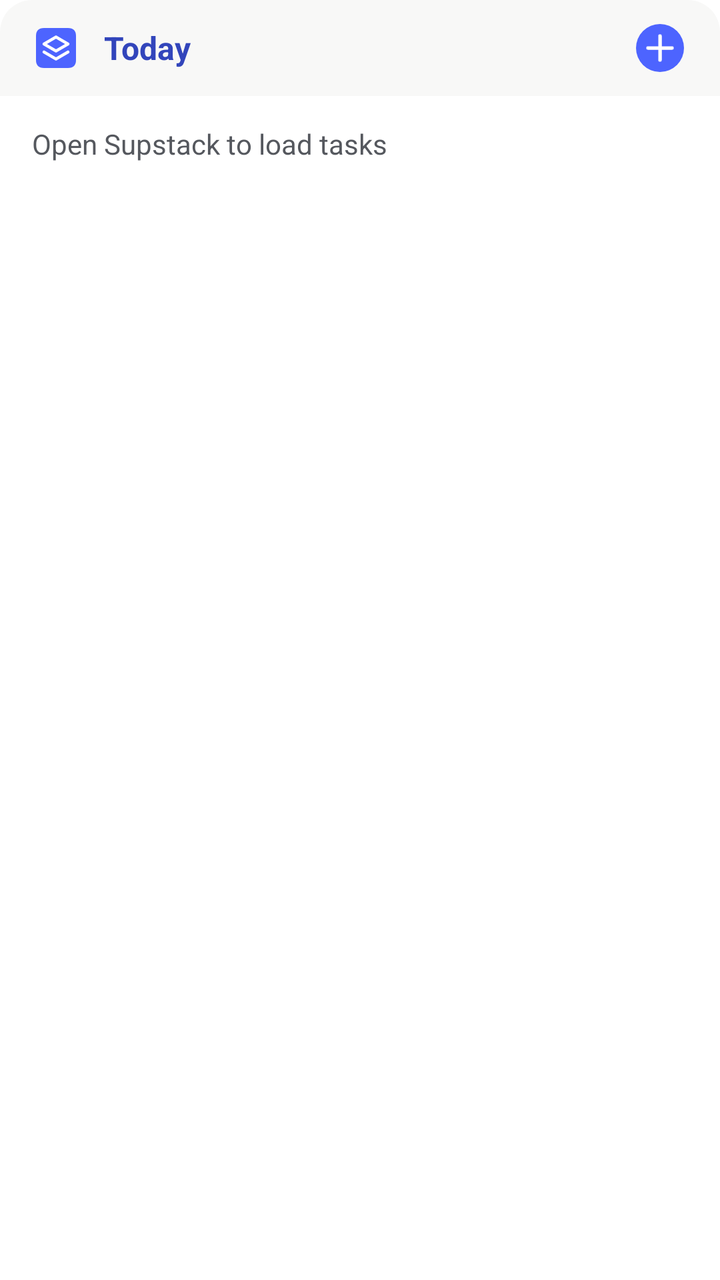
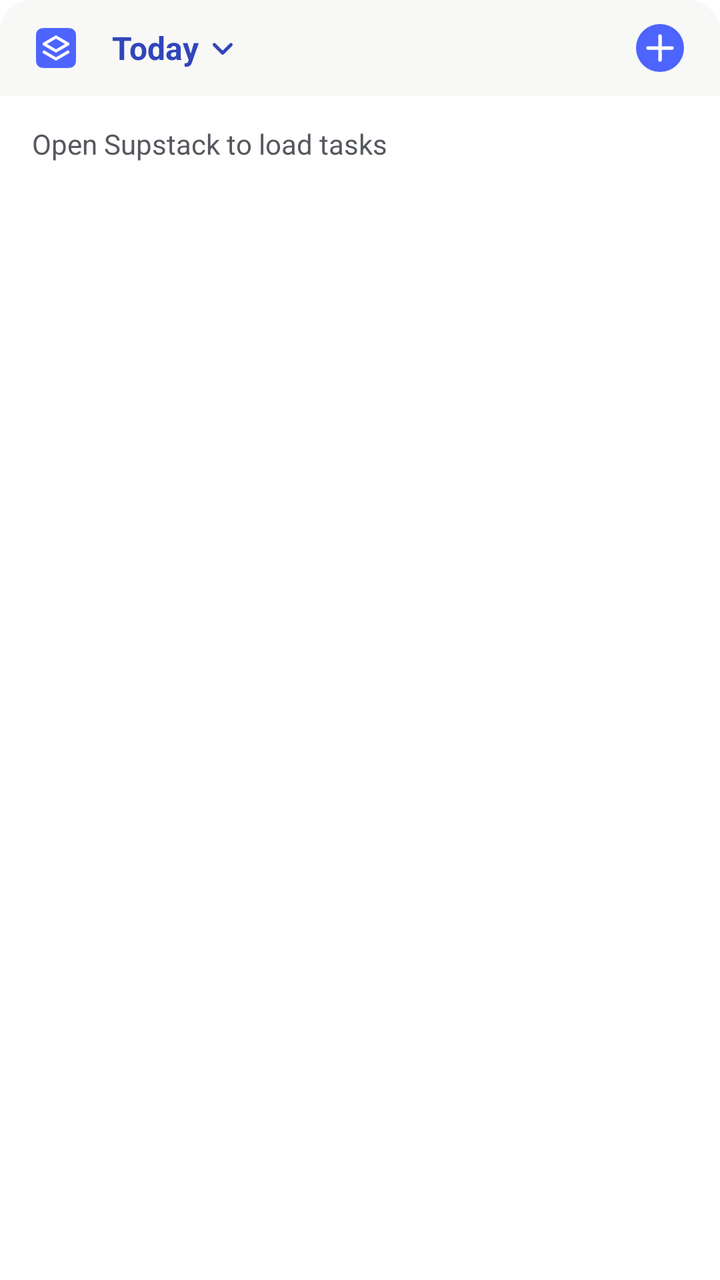

Before-and-after screenshots of an Android layout around one commit, followed by the original layout XML and the change that was made.
<!-- AndroidManifest.xml: fallback theme Theme.MaterialComponents.DayNight.NoActionBar -->
<!-- res/layout/task_widget.xml -->
<?xml version="1.0" encoding="utf-8"?>
<LinearLayout xmlns:android="http://schemas.android.com/apk/res/android"
    android:id="@android:id/background"
    android:layout_width="match_parent"
    android:layout_height="match_parent"
    android:background="@drawable/task_widget_surface"
    android:clipToOutline="true"
    android:orientation="vertical">

    <LinearLayout
        android:layout_width="match_parent"
        android:layout_height="wrap_content"
        android:background="@color/task_widget_header"
        android:gravity="center_vertical"
        android:orientation="horizontal"
        android:paddingEnd="6dp">

        <LinearLayout
            android:id="@+id/task_widget_title"
            android:layout_width="0dp"
            android:layout_height="wrap_content"
            android:layout_weight="1"
            android:accessibilityHeading="true"
            android:background="@drawable/task_widget_touch"
            android:contentDescription="@string/task_widget_today"
            android:gravity="center_vertical"
            android:importantForAccessibility="yes"
            android:minHeight="48dp"
            android:orientation="horizontal"
            android:paddingStart="16dp">

            <ImageView
                android:layout_width="24dp"
                android:layout_height="24dp"
                android:importantForAccessibility="no"
                android:src="@drawable/task_widget_mark" />

            <TextView
                android:layout_width="wrap_content"
                android:layout_height="wrap_content"
                android:layout_marginStart="12dp"
                android:ellipsize="end"
                android:importantForAccessibility="no"
                android:maxLines="1"
                android:text="@string/task_widget_today"
                android:textColor="@color/task_widget_accent"
                android:textSize="16sp"
                android:textStyle="bold" />
        </LinearLayout>

        <ImageButton
            android:id="@+id/task_widget_add"
            android:layout_width="48dp"
            android:layout_height="48dp"
            android:layout_marginStart="8dp"
            android:background="@drawable/task_widget_touch"
            android:contentDescription="@string/task_widget_add"
            android:scaleType="center"
            android:src="@drawable/task_widget_plus" />
    </LinearLayout>

    <ListView
        android:id="@+id/task_widget_list"
        android:layout_width="match_parent"
        android:layout_height="0dp"
        android:layout_weight="1"
        android:divider="@null"
        android:visibility="gone" />

    <TextView
        android:id="@+id/task_widget_status"
        android:layout_width="match_parent"
        android:layout_height="wrap_content"
        android:background="@drawable/task_widget_touch"
        android:gravity="center_vertical"
        android:minHeight="48dp"
        android:paddingStart="16dp"
        android:paddingEnd="16dp"
        android:text="@string/task_widget_first_load"
        android:textColor="@color/task_widget_muted"
        android:textSize="14sp" />
</LinearLayout>
<!-- resources referenced by this layout -->
<resources>
  <color name="task_widget_accent">#3245BB</color>
  <color name="task_widget_header">#F8F8F7</color>
  <color name="task_widget_muted">#55585E</color>
  <!-- drawable task_widget_mark (drawable) -->
  <?xml version="1.0" encoding="utf-8"?>
  <vector xmlns:android="http://schemas.android.com/apk/res/android"
      android:width="24dp" android:height="24dp" android:viewportWidth="24" android:viewportHeight="24">
      <path android:pathData="M6,2 H18 Q22,2 22,6 V18 Q22,22 18,22 H6 Q2,22 2,18 V6 Q2,2 6,2 Z"
          android:fillColor="@color/task_widget_action" />
      <path android:pathData="M6,10 L12,6.5 L18,10 L12,13.5 Z M6,14 L12,17.5 L18,14"
          android:strokeColor="@color/task_widget_on_action" android:strokeWidth="1.5"
          android:strokeLineJoin="round" android:strokeLineCap="round" />
  </vector>
  <!-- drawable task_widget_plus (drawable) -->
  <?xml version="1.0" encoding="utf-8"?>
  <vector xmlns:android="http://schemas.android.com/apk/res/android"
      android:width="24dp" android:height="24dp" android:viewportWidth="24" android:viewportHeight="24">
      <path android:pathData="M12,0 A12,12 0,1 1,12 24 A12,12 0,1 1,12 0 Z"
          android:fillColor="@color/task_widget_action" />
      <path android:pathData="M12,6 L12,18 M6,12 L18,12"
          android:strokeColor="@color/task_widget_on_action" android:strokeWidth="1.75" android:strokeLineCap="round" />
  </vector>
  <!-- drawable task_widget_surface (drawable) -->
  <?xml version="1.0" encoding="utf-8"?>
  <shape xmlns:android="http://schemas.android.com/apk/res/android">
      <solid android:color="@color/task_widget_surface" />
      <corners android:radius="16dp" />
  </shape>
  <!-- drawable task_widget_touch (drawable) -->
  <?xml version="1.0" encoding="utf-8"?>
  <ripple xmlns:android="http://schemas.android.com/apk/res/android"
      android:color="@color/task_widget_pressed">
      <item android:id="@android:id/mask" android:drawable="@android:color/white" />
  </ripple>
  <string name="task_widget_add">Add task</string>
  <string name="task_widget_first_load">Open Supstack to load tasks</string>
  <string name="task_widget_today">Today</string>
  <color name="task_widget_action">#4D64FF</color>
  <color name="task_widget_on_action">#FFFFFF</color>
  <color name="task_widget_surface">#FFFFFF</color>
  <color name="task_widget_pressed">#EBEEFF</color>
</resources>

<!-- the commit's change to res/layout/task_widget.xml (unified diff, before → after) -->
@@ -15,6 +15,17 @@
         android:orientation="horizontal"
         android:paddingEnd="6dp">
 
+        <ImageButton
+            android:id="@+id/task_widget_open"
+            android:layout_width="48dp"
+            android:layout_height="48dp"
+            android:layout_marginStart="4dp"
+            android:background="@drawable/task_widget_touch"
+            android:contentDescription="@string/task_widget_open"
+            android:scaleType="center"
+            android:src="@drawable/task_widget_mark" />
+
+        
         <LinearLayout
             android:id="@+id/task_widget_title"
             android:layout_width="0dp"
@@ -27,18 +38,13 @@
             android:importantForAccessibility="yes"
             android:minHeight="48dp"
             android:orientation="horizontal"
-            android:paddingStart="16dp">
-
-            <ImageView
-                android:layout_width="24dp"
-                android:layout_height="24dp"
-                android:importantForAccessibility="no"
-                android:src="@drawable/task_widget_mark" />
+            android:paddingStart="4dp"
+            android:paddingEnd="8dp">
 
             <TextView
+                android:id="@+id/task_widget_title_text"
                 android:layout_width="wrap_content"
                 android:layout_height="wrap_content"
-                android:layout_marginStart="12dp"
                 android:ellipsize="end"
                 android:importantForAccessibility="no"
                 android:maxLines="1"
@@ -46,6 +52,13 @@
                 android:textColor="@color/task_widget_accent"
                 android:textSize="16sp"
                 android:textStyle="bold" />
+
+            <ImageView
+                android:layout_width="20dp"
+                android:layout_height="20dp"
+                android:layout_marginStart="2dp"
+                android:importantForAccessibility="no"
+                android:src="@drawable/task_widget_switch" />
         </LinearLayout>
 
         <ImageButton
<!-- resource entries referenced after the edit -->
@@ -28,6 +28,14 @@
       <solid android:color="@color/task_widget_surface" />
       <corners android:radius="16dp" />
   </shape>
+  <!-- drawable task_widget_switch (drawable) -->
+  <?xml version="1.0" encoding="utf-8"?>
+  <vector xmlns:android="http://schemas.android.com/apk/res/android"
+      android:width="20dp" android:height="20dp" android:viewportWidth="24" android:viewportHeight="24">
+      <path android:pathData="M7,10 L12,15 L17,10"
+          android:strokeColor="@color/task_widget_accent" android:strokeWidth="2"
+          android:strokeLineCap="round" android:strokeLineJoin="round" />
+  </vector>
   <!-- drawable task_widget_touch (drawable) -->
   <?xml version="1.0" encoding="utf-8"?>
   <ripple xmlns:android="http://schemas.android.com/apk/res/android"
@@ -36,6 +44,7 @@
   </ripple>
   <string name="task_widget_add">Add task</string>
   <string name="task_widget_first_load">Open Supstack to load tasks</string>
+  <string name="task_widget_open">Open Supstack</string>
   <string name="task_widget_today">Today</string>
   <color name="task_widget_action">#4D64FF</color>
   <color name="task_widget_on_action">#FFFFFF</color>
